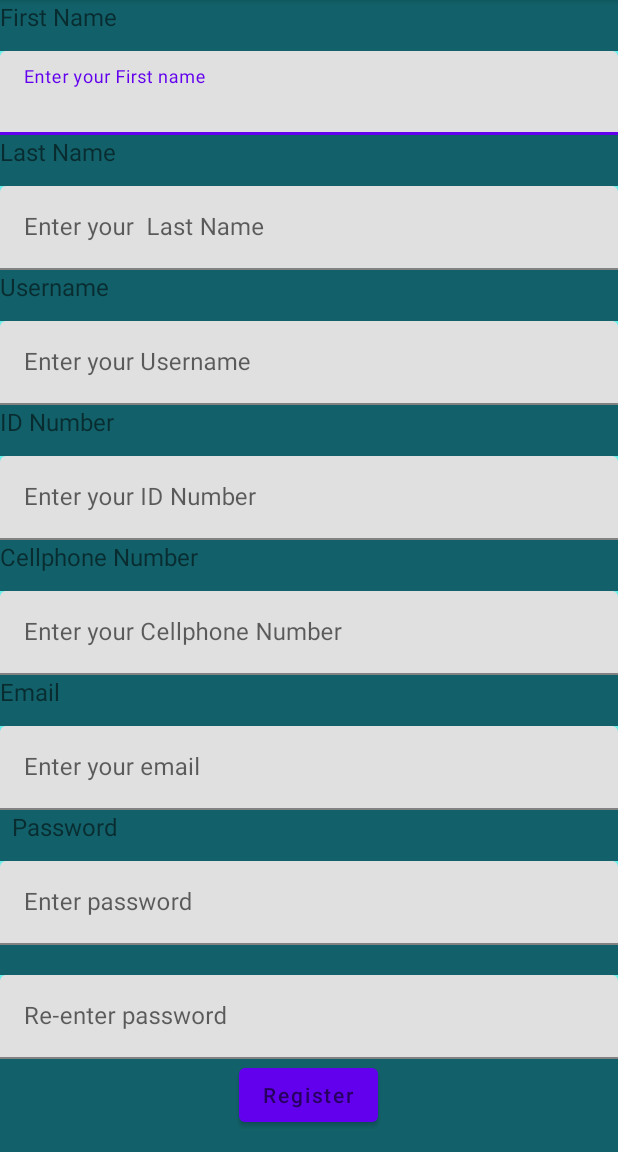
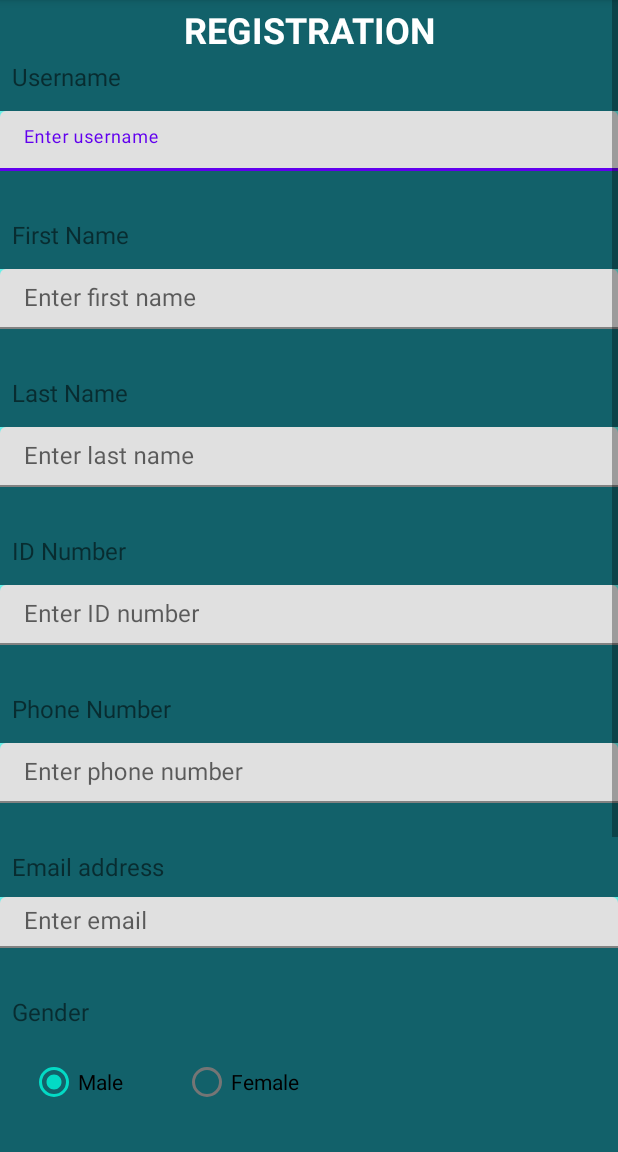
Before and after one commit to NeoMaja/coms-3009a-bankingsystem, an Android app: the register screen opened directly, with no data from a screen before it, on a phone screen of 412 x 824 dp, the part 84-1236 px from its top. Run offline under Robolectric (Android 15) with nearby library versions, the phone set to English and light mode, and no system bars.

Commit message:
I added a few text views for first name, last name, ID number and cellphone number in the client registration page.

```diff
--- a/app/src/main/res/layout/activity_register.xml
+++ b/app/src/main/res/layout/activity_register.xml
@@ -14,53 +14,24 @@
         app:layout_anchorGravity="center">
 
         <LinearLayout
+            android:id="@+id/nul"
             android:layout_width="match_parent"
-            android:layout_height="match_parent"
-            android:orientation="vertical"
-            tools:layout_editor_absoluteX="237dp"
-            tools:layout_editor_absoluteY="144dp">
+            android:layout_height="wrap_content"
+            android:orientation="vertical">
+
+            <TextView
+                android:layout_width="match_parent"
+                android:layout_height="40dp"
+                android:gravity="center"
+                android:text="REGISTRATION"
+                android:textColor="#FFFFFF"
+                android:textSize="24sp"
+                android:textStyle="bold" />
 
             <TextView
                 android:layout_width="match_parent"
                 android:layout_height="34dp"
-                android:text="First Name"
-                android:textSize="16sp" />
-
-            <com.google.android.material.textfield.TextInputLayout
-                android:layout_width="match_parent"
-                android:layout_height="wrap_content"
-                android:background="#68EFE7">
-
-                <com.google.android.material.textfield.TextInputEditText
-                    android:id="@+id/firstName"
-                    android:layout_width="match_parent"
-                    android:layout_height="wrap_content"
-                    android:hint="Enter your First name"
-                    android:inputType="textEmailAddress" />
-            </com.google.android.material.textfield.TextInputLayout>
-            <TextView
-                android:layout_width="match_parent"
-                android:layout_height="34dp"
-                android:text="Last Name"
-                android:textSize="16sp" />
-
-            <com.google.android.material.textfield.TextInputLayout
-                android:layout_width="match_parent"
-                android:layout_height="wrap_content"
-                android:background="#68EFE7">
-
-                <com.google.android.material.textfield.TextInputEditText
-                    android:id="@+id/lastName"
-                    android:layout_width="match_parent"
-                    android:layout_height="wrap_content"
-                    android:hint="Enter your  Last Name"
-                    android:inputType="textEmailAddress" />
-            </com.google.android.material.textfield.TextInputLayout>
-
-            <TextView
-                android:layout_width="match_parent"
-                android:layout_height="34dp"
-                android:text="@string/username"
+                android:text="  Username"
                 android:textSize="16sp" />
 
             <com.google.android.material.textfield.TextInputLayout
@@ -71,15 +42,19 @@
                 <com.google.android.material.textfield.TextInputEditText
                     android:id="@+id/username"
                     android:layout_width="match_parent"
-                    android:layout_height="wrap_content"
-                    android:hint="Enter your Username"
-                    android:inputType="textEmailAddress" />
+                    android:layout_height="40dp"
+                    android:hint="Enter username" />
             </com.google.android.material.textfield.TextInputLayout>
 
             <TextView
                 android:layout_width="match_parent"
+                android:layout_height="31dp"
+                android:gravity="center" />
+
+            <TextView
+                android:layout_width="match_parent"
                 android:layout_height="34dp"
-                android:text="ID Number"
+                android:text="  First Name"
                 android:textSize="16sp" />
 
             <com.google.android.material.textfield.TextInputLayout
@@ -88,17 +63,21 @@
                 android:background="#68EFE7">
 
                 <com.google.android.material.textfield.TextInputEditText
-                    android:id="@+id/idNumber"
+                    android:id="@+id/firstname"
                     android:layout_width="match_parent"
-                    android:layout_height="wrap_content"
-                    android:hint="Enter your ID Number"
-                    android:inputType="number" />
+                    android:layout_height="40dp"
+                    android:hint="Enter first name" />
             </com.google.android.material.textfield.TextInputLayout>
 
             <TextView
                 android:layout_width="match_parent"
+                android:layout_height="31dp"
+                android:gravity="center" />
+
+            <TextView
+                android:layout_width="match_parent"
                 android:layout_height="34dp"
-                android:text="Cellphone Number"
+                android:text="  Last Name"
                 android:textSize="16sp" />
 
             <com.google.android.material.textfield.TextInputLayout
@@ -107,17 +86,68 @@
                 android:background="#68EFE7">
 
                 <com.google.android.material.textfield.TextInputEditText
-                    android:id="@+id/cellNumber"
+                    android:id="@+id/lastname"
                     android:layout_width="match_parent"
-                    android:layout_height="wrap_content"
-                    android:hint="Enter your Cellphone Number"
-                    android:inputType="number" />
+                    android:layout_height="40dp"
+                    android:hint="Enter last name" />
             </com.google.android.material.textfield.TextInputLayout>
 
             <TextView
                 android:layout_width="match_parent"
+                android:layout_height="31dp"
+                android:gravity="center" />
+
+            <TextView
+                android:layout_width="match_parent"
                 android:layout_height="34dp"
-                android:text="Email"
+                android:text="  ID Number"
+                android:textSize="16sp" />
+
+            <com.google.android.material.textfield.TextInputLayout
+                android:layout_width="match_parent"
+                android:layout_height="wrap_content"
+                android:background="#68EFE7">
+
+                <com.google.android.material.textfield.TextInputEditText
+                    android:id="@+id/idnumber"
+                    android:layout_width="match_parent"
+                    android:layout_height="40dp"
+                    android:hint="Enter ID number" />
+            </com.google.android.material.textfield.TextInputLayout>
+
+            <TextView
+                android:layout_width="match_parent"
+                android:layout_height="31dp"
+                android:gravity="center" />
+
+            <TextView
+                android:layout_width="match_parent"
+                android:layout_height="34dp"
+                android:text="  Phone Number"
+                android:textSize="16sp" />
+
+            <com.google.android.material.textfield.TextInputLayout
+                android:layout_width="match_parent"
+                android:layout_height="wrap_content"
+                android:background="#68EFE7">
+
+                <com.google.android.material.textfield.TextInputEditText
+                    android:id="@+id/phonenumber"
+                    android:layout_width="match_parent"
+                    android:layout_height="40dp"
+                    android:hint="Enter phone number" />
+            </com.google.android.material.textfield.TextInputLayout>
+
+            <TextView
+                android:layout_width="match_parent"
+                android:layout_height="31dp"
+                android:gravity="center" />
+
+            <TextView
+                android:id="@+id/textView6"
+                android:layout_width="match_parent"
+                android:layout_height="31dp"
+                android:text="  Email address"
                 android:textSize="16sp" />
 
             <com.google.android.material.textfield.TextInputLayout
@@ -128,10 +158,53 @@
                 <com.google.android.material.textfield.TextInputEditText
                     android:id="@+id/email"
                     android:layout_width="match_parent"
-                    android:layout_height="wrap_content"
-                    android:hint="Enter your email"
+                    android:layout_height="34dp"
+                    android:hint="Enter email"
                     android:inputType="textEmailAddress" />
             </com.google.android.material.textfield.TextInputLayout>
+
+            <TextView
+                android:layout_width="match_parent"
+                android:layout_height="31dp"
+                android:gravity="center" />
+
+            <TextView
+                android:layout_width="match_parent"
+                android:layout_height="34dp"
+                android:text="  Gender"
+                android:textSize="16sp" />
+
+            <RadioGroup
+                android:id="@+id/radiosex"
+                android:layout_width="wrap_content"
+                android:layout_height="wrap_content"
+                android:orientation="horizontal">
+
+                <RadioButton
+                    android:id="@+id/Male_id"
+
+                    android:layout_width="wrap_content"
+                    android:layout_height="wrap_content"
+                    android:checked="true"
+                    android:text="Male"
+                    android:layout_marginLeft="20dp"/>
+
+
+                <RadioButton
+                    android:id="@+id/Female"
+                    android:layout_width="wrap_content"
+                    android:layout_height="wrap_content"
+                    android:text="Female"
+                    android:layout_marginLeft="40dp"/>
+
+
+
+            </RadioGroup>
+
+            <TextView
+                android:layout_width="match_parent"
+                android:layout_height="31dp"
+                android:gravity="center" />
 
             <TextView
                 android:layout_width="match_parent"
@@ -147,7 +220,7 @@
                 <com.google.android.material.textfield.TextInputEditText
                     android:id="@+id/password"
                     android:layout_width="match_parent"
-                    android:layout_height="wrap_content"
+                    android:layout_height="41dp"
                     android:hint="Enter password"
                     android:inputType="textPassword" />
             </com.google.android.material.textfield.TextInputLayout>
@@ -163,31 +236,53 @@
                 android:background="#68EFE7">
 
                 <com.google.android.material.textfield.TextInputEditText
-                    android:id="@+id/confirmPassword"
+                    android:id="@+id/cpassword"
                     android:layout_width="match_parent"
-                    android:layout_height="wrap_content"
+                    android:layout_height="44dp"
                     android:hint="Re-enter password"
                     android:inputType="textPassword" />
             </com.google.android.material.textfield.TextInputLayout>
 
-
-
-
-            <Button
-                android:id="@+id/_register"
-                android:layout_width="wrap_content"
-                android:layout_height="wrap_content"
-                android:hint="Register"
-                android:layout_gravity="center"
-                tools:layout_editor_absoluteX="159dp"
-                tools:layout_editor_absoluteY="604dp" />
+            <TextView
+                android:layout_width="match_parent"
+                android:layout_height="31dp"
+                android:gravity="center" />
 
 
 
 
+            <TextView
+                android:layout_width="match_parent"
+                android:layout_height="31dp"
+                android:gravity="center" />
+
+            <Button
+                android:id="@+id/create_acc"
+                android:layout_width="249dp"
+                android:layout_height="38dp"
+                android:layout_gravity="center_vertical|center_horizontal"
+                android:background="#FFFFFFFF"
+                android:text="Create Account"
+                android:textColor="#FFFFFF" />
+
+            <TextView
+                android:layout_width="match_parent"
+                android:layout_height="40dp"
+                android:gravity="center" />
         </LinearLayout>
     </ScrollView>
 
+    <ProgressBar
+        android:id="@+id/progressBar"
+        style="?android:attr/progressBarStyleLarge"
+        android:layout_width="wrap_content"
+        android:layout_height="wrap_content"
+        android:layout_centerHorizontal="true"
+        android:layout_centerVertical="true"
+        android:indeterminate="true"
+        android:progressTint="#FFEB3B"
+        app:layout_anchor="@+id/scrollView3"
+        app:layout_anchorGravity="center" />
 
 
 </androidx.coordinatorlayout.widget.CoordinatorLayout>
--- a/app/src/main/res/layout/activity_usertype.xml
+++ b/app/src/main/res/layout/activity_usertype.xml
@@ -11,7 +11,7 @@
         android:id="@+id/textView8"
         android:layout_width="wrap_content"
         android:layout_height="47dp"
-        android:text="REGISTRAION"
+        android:text="REGISTRATION"
         android:textColor="#FFFFFF"
         android:textSize="24sp"
         android:textStyle="bold"
--- /dev/null
+++ b/app/src/main/res/values/ids.xml
@@ -0,0 +1,4 @@
+<?xml version="1.0" encoding="utf-8"?>
+<resources>
+    <item name="firstname" type="id" />
+</resources>
```
Also changed, not shown: app/src/main/java/com/example/coms_3009a_banking_system/register.java (+129 -136 lines).
